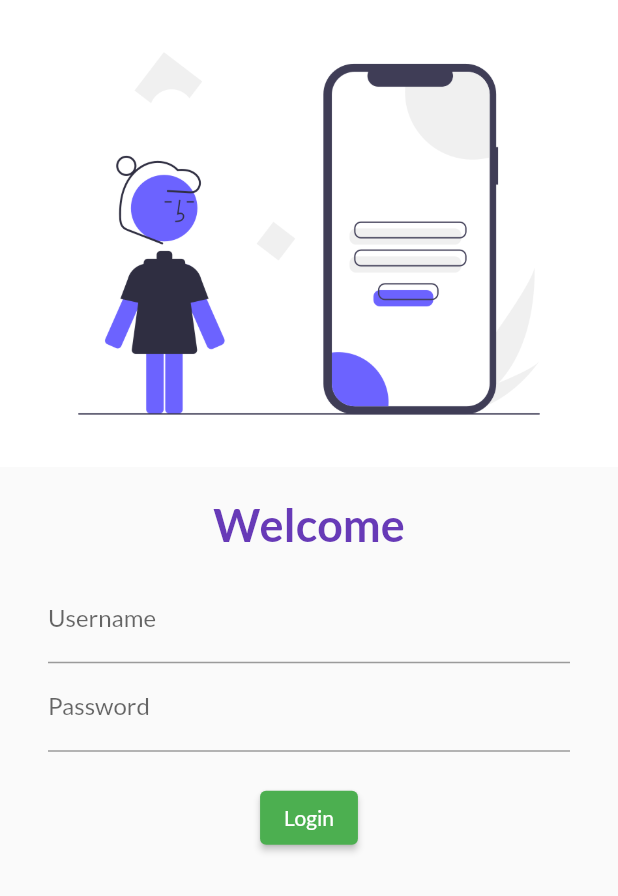
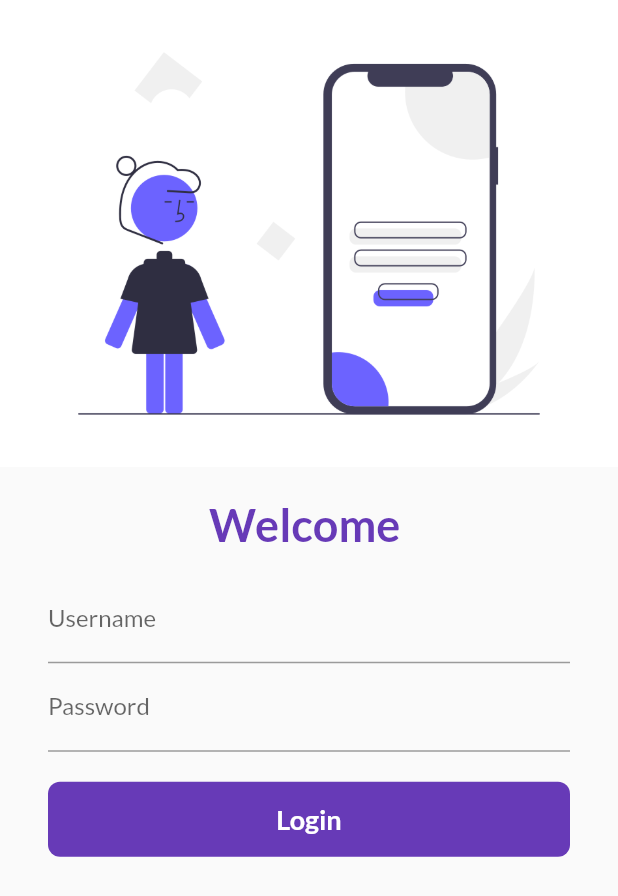
Before and after one commit to Nikhil-Sachan28/3DaysOfFlutter, a Flutter app: the screen it shows after launch, on a phone screen of 412 x 824 dp. Shown: the top 896 px of the screen. Run offline on Flutter 3.47's test engine with Material 2 defaults, Android fonts, the phone set to English and light mode, and no system bars; our stand-ins replace google_fonts.

Commit message:
day 6 completed

```diff
--- a/lib/main.dart
+++ b/lib/main.dart
@@ -1,5 +1,6 @@
 import 'package:flutter/material.dart';
 import 'package:flutter_catalog/pages/login_page.dart';
+import 'package:flutter_catalog/utils/routes.dart';
 import 'package:google_fonts/google_fonts.dart';
 
 import 'pages/home_page.dart';
@@ -26,6 +27,7 @@ class MyApp extends StatelessWidget {
   @override
   Widget build(BuildContext context) {
     return  MaterialApp(
+      debugShowCheckedModeBanner: false,
       // home: HomePage(),
 
       themeMode: ThemeMode.system,
@@ -40,8 +42,8 @@ class MyApp extends StatelessWidget {
       initialRoute: "/",
       routes: {
         "/": (context) => LoginPage(),
-        "/home" : (context) => HomePage(),
-        "/login" : (context) => LoginPage(),
+        MyRoutes.homeRoute : (context) => HomePage(),
+        MyRoutes.loginRoute : (context) =>  LoginPage(),
 
       },
 
--- a/lib/pages/login_page.dart
+++ b/lib/pages/login_page.dart
@@ -1,19 +1,33 @@
 import 'package:flutter/material.dart';
 import 'package:google_fonts/google_fonts.dart';
 
-class LoginPage extends StatelessWidget {
-  const LoginPage({super.key});
+import '../utils/routes.dart';
+
+
+class LoginPage extends StatefulWidget{
+
+
+  @override
+  _LoginPageState createState()  => _LoginPageState();
+}
+
+class _LoginPageState extends State<LoginPage> {
+  // const LoginPage({super.key});
+  String name = "";
+  bool changeButton = false;
+
 
   @override
   Widget build(BuildContext context) {
     return Material(
+      child: SingleChildScrollView(
         child: Column(
           children: [
             Image.asset("assets/images/login_img.png"),
              const SizedBox(
                height: 20.0,
              ),
-           const Text("Welcome", style: TextStyle(
+             Text("Welcome $name", style: const TextStyle(
               fontWeight: FontWeight.bold,
               fontSize: 30,
               color: Colors.deepPurple),
@@ -26,6 +40,10 @@ class LoginPage extends StatelessWidget {
                       hintText: "Enter Username",
                       labelText: "Username"
                   ),
+                  onChanged: (value){
+                    name = value;
+                    setState(() {});
+                  },
                 ),
                 TextFormField(
                   obscureText: true,
@@ -37,15 +55,53 @@ class LoginPage extends StatelessWidget {
                 const SizedBox(
                   height: 20,
                 ),
-              ElevatedButton(onPressed: () { print("welcome user");},
-                child: Text("Login"),
-                style:TextButton.styleFrom() ,)
+                InkWell(
+                  onTap: () async{
+                    setState(() {
+                      changeButton = true;
+                    });
+                    await Future.delayed(Duration(seconds: 1));
+                    Navigator.pushNamed(context, MyRoutes.homeRoute);
+                  },
+                  child: AnimatedContainer(
+                    width: changeButton? 50: 400,
+                    height: 50,
+                    alignment: Alignment.center,
+                    decoration: BoxDecoration(
+                      color: Colors.deepPurple,
+                      borderRadius: changeButton?BorderRadius.circular(50):BorderRadius.circular(8),
+
+                    ),
+                    duration: const Duration(seconds: 1),
+                    child: changeButton? const Icon(
+                        Icons.done,
+                      color: Colors.white,
+                    ):const Text(
+                      "Login",
+
+                      textAlign: TextAlign.center,
+                      style: TextStyle(
+                        color: Colors.white,
+                        fontWeight: FontWeight.bold,
+                        fontSize: 18,
+
+
+                      ),
+                    ),
+
+                  ),
+                )
+                // ElevatedButton(onPressed: () { Navigator.pushNamed(context, MyRoutes.homeRoute);},
+                //   style:TextButton.styleFrom(minimumSize: const Size(400,30)),
+                //   child: const Text("Login"),
+                // )
               ],
             )
               ,)
 
 
           ],
+        ),
       )
     );
   }
--- /dev/null
+++ b/lib/utils/routes.dart
@@ -0,0 +1,4 @@
+class MyRoutes{
+  static String homeRoute = "/home";
+  static String loginRoute = "/login";
+}
```
Also changed, not shown: 1 other file. Lines whose indentation alone changed are shown as unchanged.
